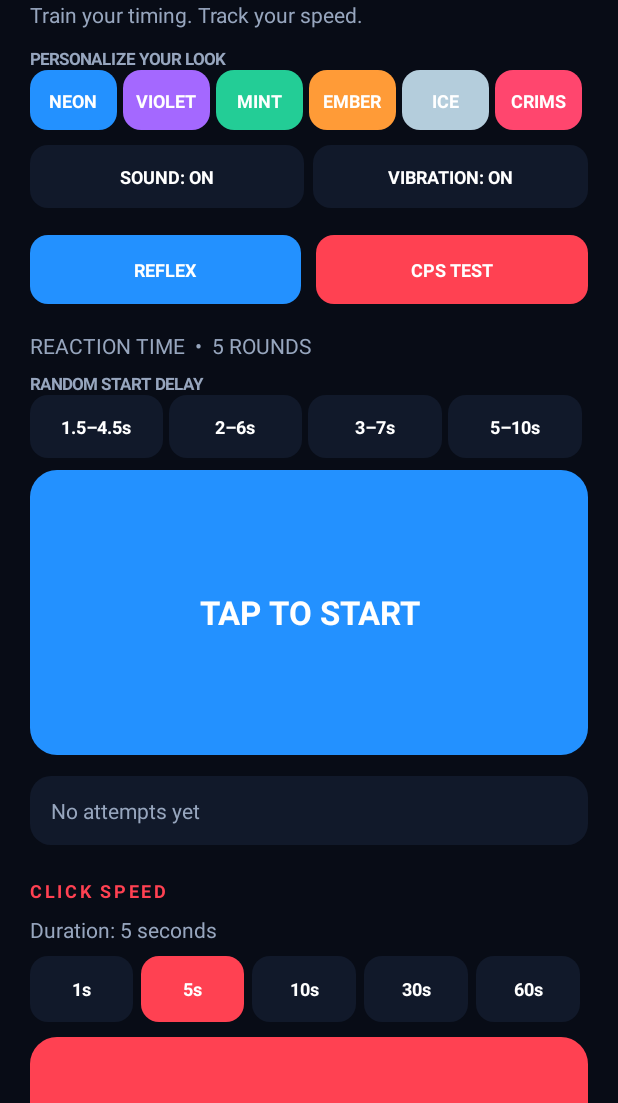
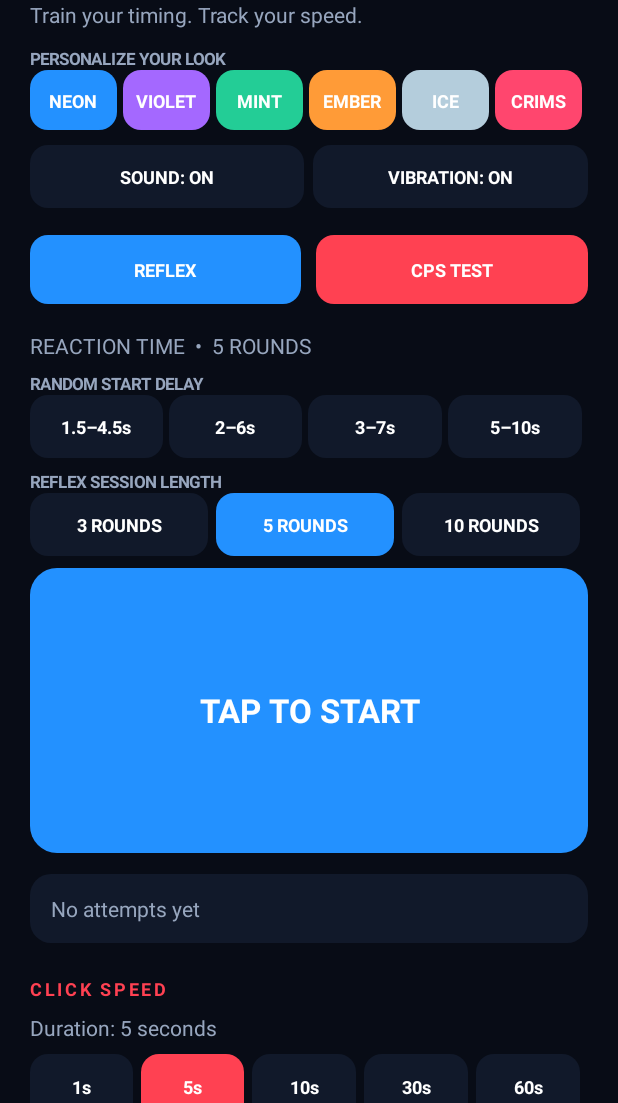
Before and after one commit to Zainali6059597/NitroZAReflex, an Android app: the screen it shows after launch (MainActivity), on a phone screen of 412 x 824 dp, the part 133-1236 px from its top. Run offline under Robolectric (Android 15) with nearby library versions, the phone set to English and light mode, and no system bars.

Commit message:
Add selectable reflex session lengths

```diff
--- a/app/src/main/java/com/nitroza/reflex/MainActivity.kt
+++ b/app/src/main/java/com/nitroza/reflex/MainActivity.kt
@@ -60,6 +60,7 @@ class MainActivity : Activity() {
     private var cpsRunning = false
     private var cpsStart = 0L
     private var cpsDuration = 5
+    private var targetRounds = 5
     private var cpsCount = 0
     private var bestCps = 0.0
 
@@ -70,6 +71,7 @@ class MainActivity : Activity() {
         themeIndex = getPreferences(MODE_PRIVATE).getInt("theme", 0).coerceIn(0, palettes.lastIndex)
         soundEnabled = getPreferences(MODE_PRIVATE).getBoolean("sound", true)
         vibrationEnabled = getPreferences(MODE_PRIVATE).getBoolean("vibration", true)
+        targetRounds = getPreferences(MODE_PRIVATE).getInt("rounds", 5).coerceIn(3, 10)
         applyPalette()
         buildUi()
         showMode(Mode.REFLEX)
@@ -149,6 +151,18 @@ class MainActivity : Activity() {
         }
         root.addView(delayRow)
         root.addView(space(8))
+        root.addView(text("REFLEX SESSION LENGTH", 11, muted, true))
+        val roundsRow = LinearLayout(this).apply { orientation = LinearLayout.HORIZONTAL }
+        listOf(3, 5, 10).forEach { rounds ->
+            val b = button("$rounds ROUNDS", if (rounds == targetRounds) blue else panel) {
+                targetRounds = rounds
+                getPreferences(MODE_PRIVATE).edit().putInt("rounds", rounds).apply()
+                status.text = "Session length set to $rounds rounds"
+            }
+            roundsRow.addView(b, LinearLayout.LayoutParams(0, dp(42), 1f).apply { marginEnd = dp(5) })
+        }
+        root.addView(roundsRow)
+        root.addView(space(8))
 
         reactionButton = text("TAP TO START", 22, white, true).apply {
             gravity = Gravity.CENTER
@@ -203,7 +217,7 @@ class MainActivity : Activity() {
         root.addView(space(6))
         root.addView(text(
             "Reflex: wait for the panel to turn green, then tap as quickly as you can. " +
-                "Early taps are false starts and won't count. Complete five rounds for your stats.\n\n" +
+                "Early taps are false starts and won't count. Choose 3, 5 or 10 rounds for a session summary.\n\n" +
                 "CPS: tap as many times as possible before the timer ends. Choose a test duration above.",
             13, muted, false
         ))
@@ -232,7 +246,7 @@ class MainActivity : Activity() {
     private fun showMode(newMode: Mode) {
         mode = newMode
         val isReflex = mode == Mode.REFLEX
-        status.text = if (isReflex) "REACTION TIME  •  5 ROUNDS" else "CLICKS PER SECOND  •  $cpsDuration SECOND TEST"
+        status.text = if (isReflex) "REACTION TIME  •  $targetRounds ROUNDS" else "CLICKS PER SECOND  •  $cpsDuration SECOND TEST"
         reactionButton.visibility = if (isReflex) View.VISIBLE else View.GONE
         reactionStats.visibility = if (isReflex) View.VISIBLE else View.GONE
         cpsSection.visibility = if (isReflex) View.GONE else View.VISIBLE
@@ -261,11 +275,11 @@ class MainActivity : Activity() {
                 ready = false
                 trials.add(elapsed)
                 feedback(true)
-                if (trials.size >= 5) {
+                if (trials.size >= targetRounds) {
                     val sorted = trials.sorted()
                     val average = trials.average().roundToInt()
                     val median = sorted[sorted.size / 2]
-                    reactionStats.text = "BEST   ${sorted.first()} ms\nAVERAGE   $average ms\nMEDIAN   $median ms\nROUNDS   5 / 5"
+                    reactionStats.text = "BEST   ${sorted.first()} ms\nAVERAGE   $average ms\nMEDIAN   $median ms\nROUNDS   $targetRounds / $targetRounds"
                     saveHistory("REFLEX  •  Best ${sorted.first()} ms  •  Avg $average ms")
                     feedback(true)
                     reactionButton.text = "RUN AGAIN"
@@ -282,7 +296,7 @@ class MainActivity : Activity() {
     }
 
     private fun startReactionRound() {
-        if (trials.size >= 5) trials.clear()
+        if (trials.size >= targetRounds) trials.clear()
         waiting = true
         ready = false
         reactionButton.text = "WAIT FOR GREEN..."
```
